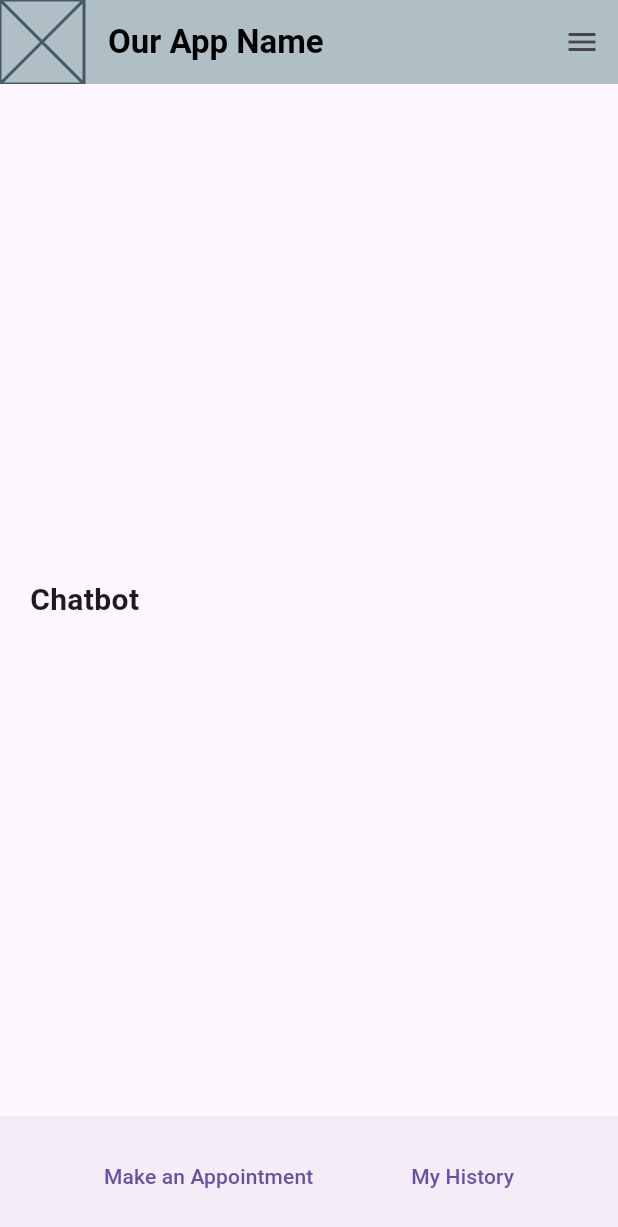
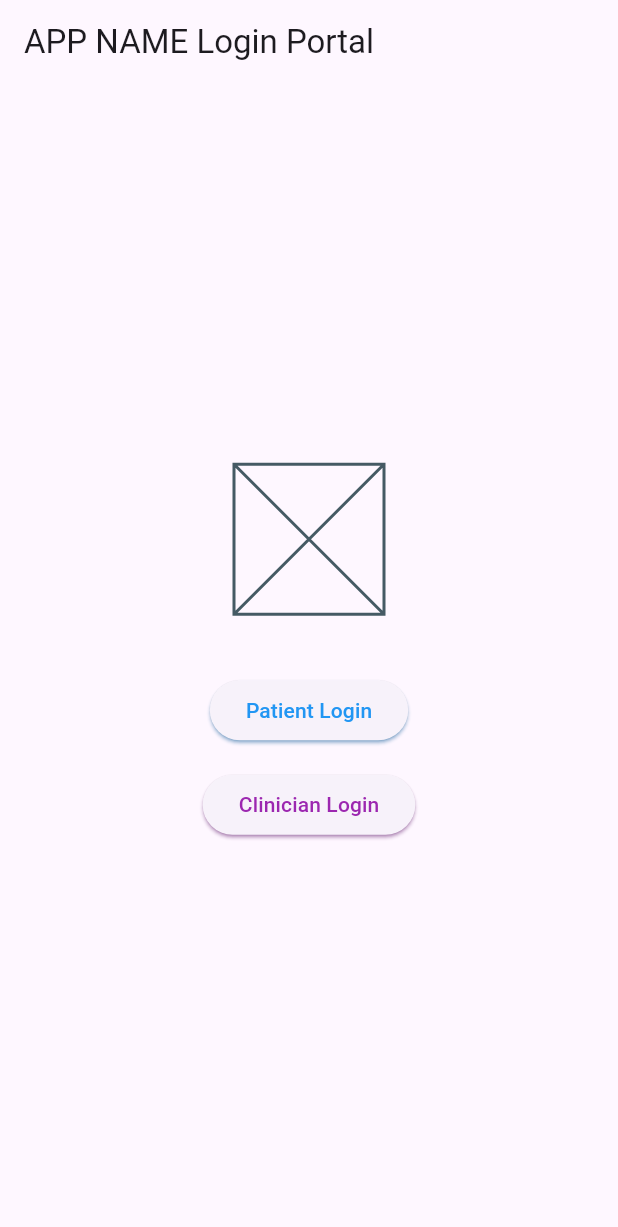
Before and after one commit to AdamRolander/San-Diego-Hackathon-2024, a Flutter app: the screen it shows after launch, on a phone screen of 412 x 824 dp. Shown: the top 1227 px of the screen. Run offline on Flutter 3.47's test engine with Material 3 defaults, Android fonts, the phone set to English and light mode, and no system bars.

Commit message:
Added login/landing page, refactored a bit

```diff
--- a/lib/main.dart
+++ b/lib/main.dart
@@ -1,4 +1,9 @@
 import 'package:flutter/material.dart';
+import 'pages/landing.dart';
+import 'pages/patient_login.dart';
+import 'pages/doctor_login.dart';
+import 'pages/patient_home.dart';
+import 'pages/doctor_home.dart';
 
 void main() {
   runApp(const HackathonApp());
@@ -10,109 +15,14 @@ class HackathonApp extends StatelessWidget {
   @override
   Widget build(BuildContext context) {
     return MaterialApp(
-      home: const HomePage(),
+      initialRoute: '/', // Starting point
+      routes: {
+        '/': (context) => const LandingPage(),
+        '/patientLogin': (context) => const PatientLoginPage(),
+        '/doctorLogin': (context) => const DoctorLoginPage(),
+        '/patientHome': (context) => const PatientHomePage(),
+        '/doctorHome': (context) => const DoctorHomePage(),
+      },
     );
   }
 }
-
-class HomePage extends StatelessWidget {
-  const HomePage({super.key});
-
-  @override
-  Widget build(BuildContext context) {
-    return Scaffold(
-      appBar: AppBar(
-        leading: Placeholder(), // LOGO or something
-        title: const Text(
-          "Our App Name",
-          style: TextStyle(color: Colors.black, fontWeight: FontWeight.bold),
-        ),
-        backgroundColor: Colors.blueGrey[200],
-      ),
-      endDrawer: Drawer(
-        child: ListView(
-          padding: EdgeInsets.zero,
-          children: [
-            const DrawerHeader(
-              decoration: BoxDecoration(
-                color: Colors.blueGrey,
-              ),
-              child: Center(
-                child: Column(
-                  children: [
-                    Padding(
-                      padding: EdgeInsets.fromLTRB(0, 0, 0, 10),
-                      child: CircleAvatar(
-                        radius: 50,
-                        backgroundImage: AssetImage('images/pfp_generic.jpg'),
-                      ),
-                    ),
-                    Text(
-                      "User Name",
-                      style: TextStyle(
-                        color: Colors.white,
-                      ),
-                    ),
-                  ],
-                ),
-              ),
-            ),
-            ListTile(
-              title: const Text("Make an Appointment"),
-              onTap: () {
-                Navigator.pop(context);
-              }
-            ),
-            ListTile(
-              title: const Text("My History"),
-              onTap: () {
-                Navigator.pop(context);
-              }
-            ),
-            ListTile(
-              title: const Text("Help"),
-              onTap: () {
-                Navigator.pop(context);
-              }
-            ),
-            SizedBox(height: 20),
-            ListTile(
-              title: const Text("Logout", style: TextStyle(fontWeight: FontWeight.bold),),
-              onTap: () {
-                Navigator.pop(context);
-              }
-            ),
-          ],
-        ),
-      ),
-      body: Column(
-        mainAxisAlignment: MainAxisAlignment.center,
-        children: [
-          Padding(
-            padding: const EdgeInsets.all(20),
-            child: Text("Chatbot", style: TextStyle(fontWeight: FontWeight.bold, fontSize: 20)),
-          ),
-
-        ],
-      ),
-      bottomNavigationBar: BottomAppBar(
-        child: Row(
-          mainAxisAlignment: MainAxisAlignment.spaceEvenly,
-          children: [
-            TextButton(
-              child: Text("Make an Appointment"),
-              onPressed: () {
-                print("appointment button pressed");
-              }),
-            TextButton(
-              onPressed: () {
-                print("history button pressed");
-              },
-              child: Text("My History"),
-            ),
-          ],
-        ),
-      ),
-    );
-  }
-}
--- /dev/null
+++ b/lib/pages/landing.dart
@@ -0,0 +1,59 @@
+import 'package:flutter/material.dart';
+
+// The Landing Page is the first thing that opens upon launching the app
+// It has pointers to the Patient Login and Clinician Login Pages
+
+
+class LandingPage extends StatelessWidget {
+  const LandingPage({super.key});
+
+  @override
+  Widget build(BuildContext context) {
+    return Scaffold(
+      appBar: AppBar(title: const Text('APP NAME Login Portal')),
+      body: Center(
+        child: SafeArea(
+          child: Column(
+            mainAxisAlignment: MainAxisAlignment.center,
+            children: [
+              const Padding(
+                padding: EdgeInsets.fromLTRB(0, 0, 0, 20),
+                child: SizedBox(width: 100, height: 100, child: Placeholder()),
+              ), // LOGO
+              Padding(
+                padding: const EdgeInsets.fromLTRB(0, 20, 0, 5),
+                child: ElevatedButton(
+                  onPressed: () {
+                    Navigator.pushNamed(context, '/patientLogin');
+                  },
+                  style: const ButtonStyle(
+                    shadowColor: WidgetStatePropertyAll(Colors.blue),
+                  ),
+                  child: const Text('Patient Login',
+                                    style: TextStyle(
+                                      color: Colors.blue,
+                                    ),),
+                ),
+              ),
+              Padding(
+                padding: const EdgeInsets.all(10.0),
+                child: ElevatedButton(
+                  onPressed: () {
+                    Navigator.pushNamed(context, '/doctorLogin');
+                  },
+                  style: const ButtonStyle(
+                    shadowColor: WidgetStatePropertyAll(Colors.purple)
+                  ),
+                  child: const Text('Clinician Login',
+                                    style: TextStyle(
+                                      color: Colors.purple,
+                                    ),),
+                ),
+              ),
+            ],
+          ),
+        ),
+      ),
+    );
+  }
+}
```
Also changed, not shown: lib/pages/doctor_home.dart (added, +16 -0 lines), lib/pages/doctor_login.dart (added, +32 -0 lines), lib/pages/patient_home.dart (added, +49 -0 lines), lib/pages/patient_login.dart (added, +44 -0 lines), lib/widgets/burger.dart (added, +67 -0 lines).
